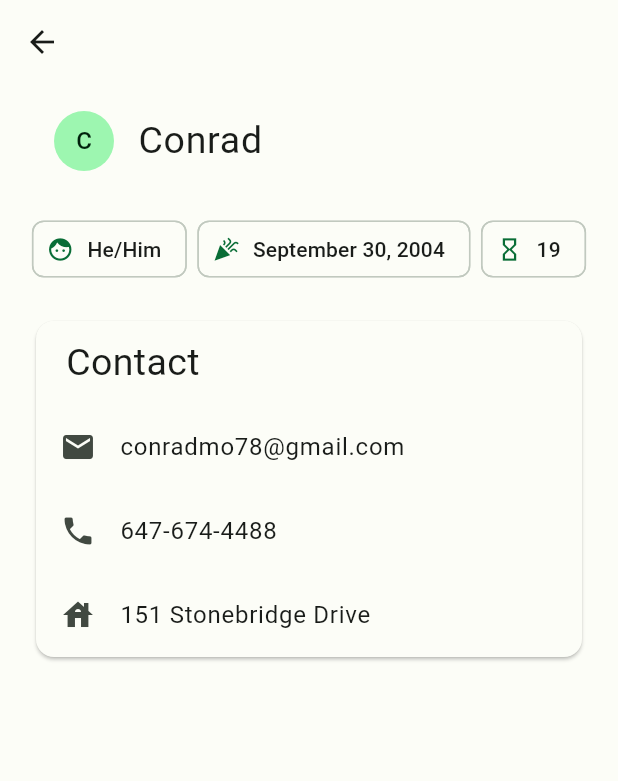
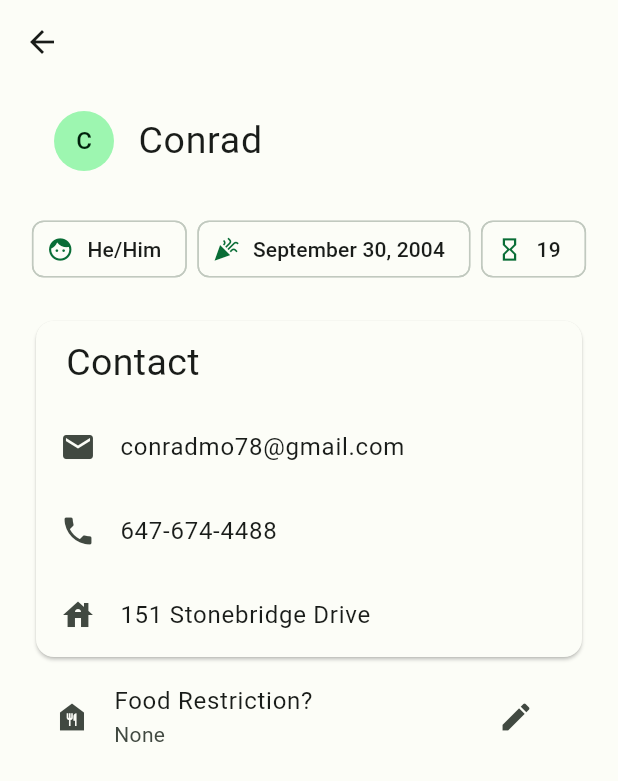
Before and after one commit to CherylZ4/LifeLens, a Flutter app: the screen it shows after launch, after a tap on an icon or button, on a phone screen of 412 x 824 dp. Shown: the top 781 px of the screen. Run offline on Flutter 3.47's test engine with Material 3 defaults, Android fonts, the light colour scheme and no system bars.

Commit message:
Finish hardcoded friendprofile

```diff
--- a/frontend/lib/states/friendprofile.dart
+++ b/frontend/lib/states/friendprofile.dart
@@ -18,7 +18,7 @@ class _FriendProfileState extends State<FriendProfile> {
       appBar: AppBar(),
       body: SafeArea(
           child: Padding(
-        padding: EdgeInsets.fromLTRB(20, 10, 20, 30),
+        padding: const EdgeInsets.fromLTRB(20, 10, 20, 30),
         child: Column(
           children: <Widget>[
             ListTile(
@@ -89,7 +89,13 @@ class _FriendProfileState extends State<FriendProfile> {
                   ),
                 ],
               ),
-            )
+            ),
+            ListTile(
+              leading: Icon(Icons.food_bank),
+              title: Text('Food Restriction?'),
+              subtitle: Text("None"),
+              trailing: IconButton(onPressed: () {}, icon: Icon(Icons.edit)),
+            ),
           ],
         ),
       )),
```
